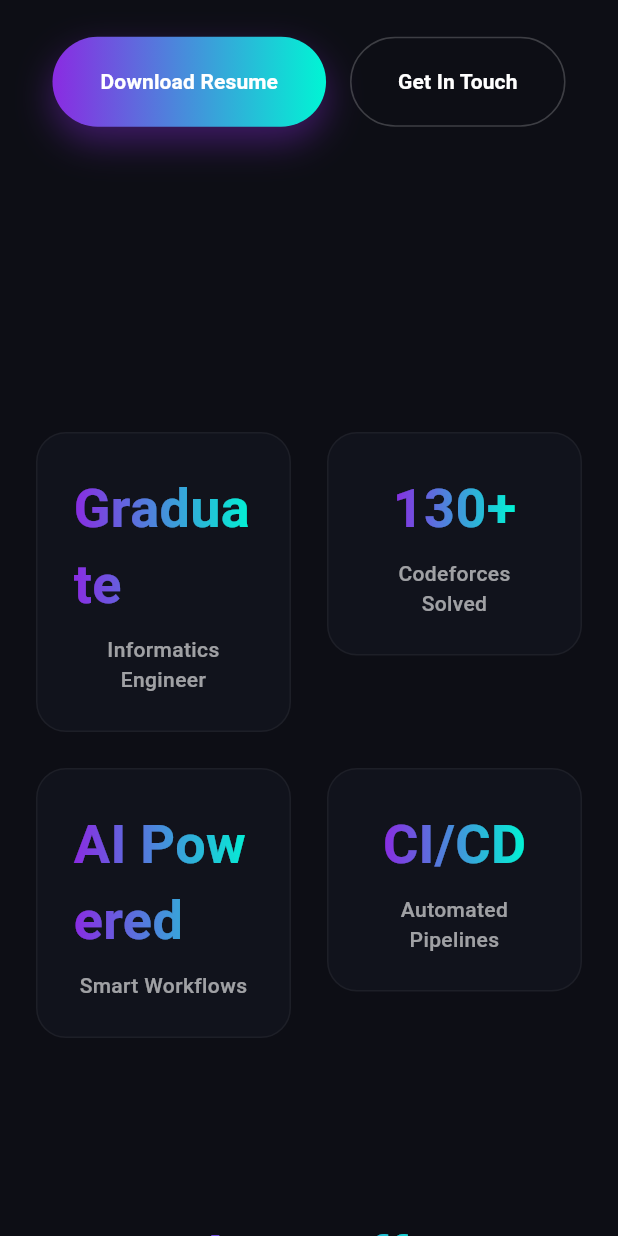
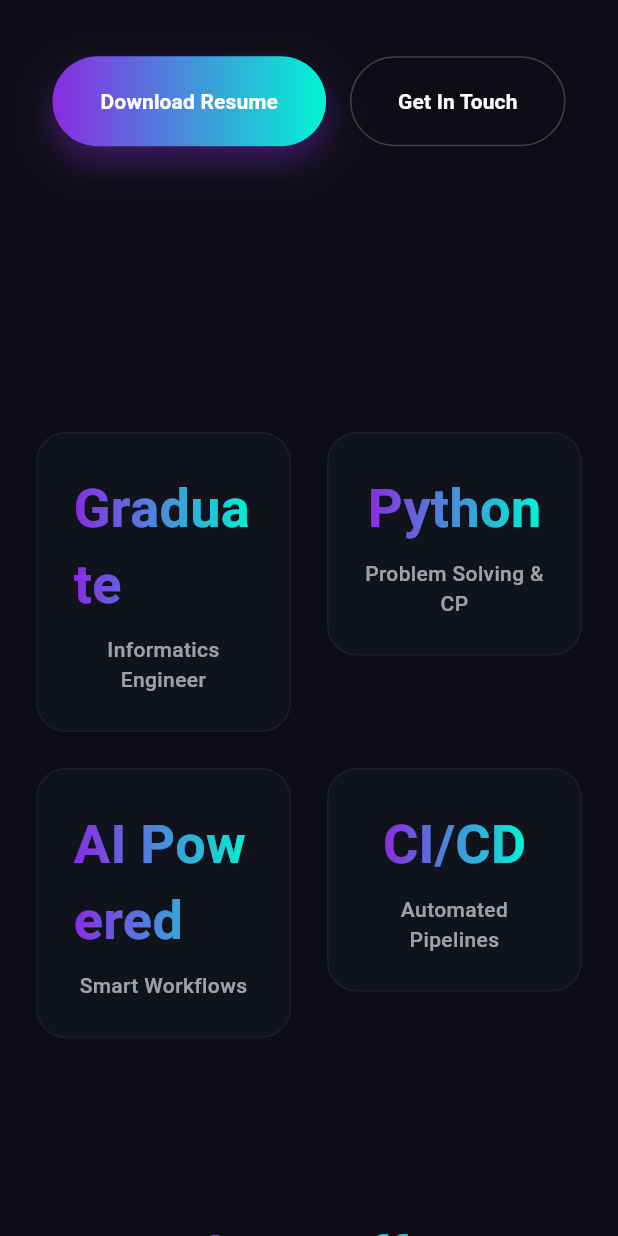
Before and after one commit to rehamsaado/Portfolio, a Flutter app: the screen it shows after launch, scrolled down 576 dp, after a tap on "Get In Touch", on a phone screen of 412 x 824 dp. Run offline on Flutter 3.47's test engine with Material 3 defaults, Android fonts, the phone set to English and light mode, and no system bars.

```diff
--- a/lib/constants/portfolio_constants.dart
+++ b/lib/constants/portfolio_constants.dart
@@ -3,19 +3,19 @@ class PortfolioConstants {
   static const String fullName = 'Reham Alshiekh Saado';
   static const String title = 'Flutter Software Engineer';
   static const String subTitle = 'Flutter Software Engineer';
-  static const String bio = 'Informatics Engineering Graduate specialized in building scalable, high-performance cross-platform mobile applications. Expert in Clean Architecture, BLoC/Cubit, Supabase (RLS & Realtime Streams), and direct AI integration (Gemini AI) backed by robust CI/CD pipelines.';
+  static const String bio = 'Informatics Engineering Graduate specialized in building scalable, high-performance cross-platform mobile applications. Expert in Clean Architecture, BLoC/Cubit, Supabase (RLS & Realtime Streams), and automated AI workflows (n8n & Gemini AI) backed by robust CI/CD pipelines.';
   static const String location = 'Aleppo, Syria';
   static const String email = 'rehamsaado37@gmail.com';
 
   // 2. Social Media & Freelance Links
   static const String githubUrl = 'https://github.com/rehamsaado';
   static const String linkedinUrl = 'https://linkedin.com/in/rehamsaado';
-  static const String resumePdfUrl = 'https://github.com/rehamsaado/portfolio/blob/main/assets/files/rehamsaado_flutter.pdf?raw=true';
+  static const String resumePdfUrl = 'https://raw.githubusercontent.com/rehamsaado/Portfolio/main/assets/files/rehamsaado_flutter.pdf';
 
-  // 3. Quick Statistics
+  // 3. Quick Statistics / Highlights
   static const List<Map<String, String>> stats = [
     {'number': 'Graduate', 'label': 'Informatics Engineer'},
-    {'number': '130+', 'label': 'Codeforces Solved'},
+    {'number': 'Python', 'label': 'Problem Solving & CP'},
     {'number': 'AI Powered', 'label': 'Smart Workflows'},
     {'number': 'CI/CD', 'label': 'Automated Pipelines'},
   ];
@@ -27,10 +27,10 @@ class PortfolioConstants {
     {'name': 'State Management (BLoC / Cubit)', 'level': 95},
     {'name': 'Backend & Realtime (Supabase, PostgreSQL & RLS)', 'level': 90},
     {'name': 'Networking & APIs (Dio, RESTful APIs, JSON)', 'level': 90},
-    {'name': 'Competitive Programming (130+ Python Challenges)', 'level': 60},
+    {'name': 'Problem Solving & Logic (Codeforces / Python)', 'level': 85},
   ];
 
-  // 5. Freelance Professional Services
+  // 5. Freelance Professional Services (ماذا أقدم)
   static const List<Map<String, dynamic>> services = [
     {
       'title': 'Cross-Platform Mobile App Development',
@@ -38,15 +38,14 @@ class PortfolioConstants {
       'icon': 'phone_android',
     },
     {
-      'title': 'AI Feature Integration & Smart Services',
-      'description': 'Integrating dynamic AI capabilities (Gemini AI, Voice Interaction, Speech-to-Text) directly into mobile applications.',
-      'icon': 'smart_toy',
+      'title': 'Backend Integration & Realtime Databases',
+      'description': 'Integrating RESTful APIs via Dio, Supabase real-time streaming, Storage, and Row Level Security (RLS).',
+      'icon': 'storage',
     },
-
     {
-      'title': 'Backend Integration & Realtime Databases',
-      'description': 'Integrating RESTful APIs, Supabase real-time streaming, Storage, and Row Level Security (RLS).',
-      'icon': 'storage',
+      'title': 'CI/CD Pipelines & Automated Workflows',
+      'description': 'Automating build, testing, and deployment processes using GitHub Actions to accelerate delivery and ensure high code quality.',
+      'icon': 'rocket_launch',
     },
   ];
 
@@ -54,10 +53,10 @@ class PortfolioConstants {
   static const List<Map<String, dynamic>> projects = [
     {
       'title': 'Rego - Smart Restaurant Management Ecosystem',
-      'description': 'A dual Flutter application ecosystem (Admin Dashboard & Customer Table App). Powered by Gemini AI for dynamic calorie calculations, and an active AI Voice Waiter querying Supabase via Speech-to-Text.',
+      'description': 'A dual Flutter application ecosystem (Admin Dashboard & Customer Table App). Features automated n8n workflows integrated with Gemini AI for dynamic nutrition scoring and meal analysis.',
       'architecture': 'Clean Architecture (Multi-app Ecosystem) adhering to strict SOLID principles and Repository Pattern.',
-      'stateManagement': 'BLoC / Cubit for synchronizing ordering states, voice commands, and real-time backend updates.',
-      'techUsed': ['Flutter', 'Supabase (RLS)', 'Gemini AI', 'BLoC', 'Clean Architecture'],
+      'stateManagement': 'BLoC / Cubit for synchronizing ordering states and real-time backend updates.',
+      'techUsed': ['Flutter', 'Supabase (RLS)', 'n8n Automation', 'Gemini AI', 'BLoC'],
       'githubLink': 'https://github.com/rehamsaado/rego_smart_restaurant',
       'image': 'assets/images/rego_preview.png',
     },
@@ -87,7 +86,7 @@ class PortfolioConstants {
       'title': 'Bachelor of Informatics Engineering',
       'institution': 'University of Aleppo - Faculty of Informatics Engineering',
       'period': 'Graduated',
-      'details': 'Core Focus: Software Engineering, Data Structures, Problem Solving & Active Competitive Programming (130+ Python problems solved on Codeforces).',
+      'details': 'Core Focus: Software Engineering, Data Structures, Problem Solving & Competitive Programming in Python.',
     },
     {
       'title': 'CI/CD & DevOps Workflow',
--- a/lib/widgets/hero_section.dart
+++ b/lib/widgets/hero_section.dart
@@ -24,19 +24,13 @@ class _HeroSectionState extends State<HeroSection> with SingleTickerProviderStat
     }
   }
 
-  // دالة مخصصة لفتح البريد الإلكتروني فوراً عند الضغط على Get In Touch
-  Future<void> _sendEmail() async {
-    final Uri emailUri = Uri(
-      scheme: 'mailto',
-      path: PortfolioConstants.email,
-      queryParameters: {
-        'subject': 'Inquiry regarding Flutter Development Services',
-      },
-    );
-    if (await canLaunchUrl(emailUri)) {
-      await launchUrl(emailUri);
+  // دالة فتح محادثة WhatsApp مباشرة عند الضغط على Get In Touch
+  Future<void> _contactViaWhatsApp() async {
+    final Uri whatsappUri = Uri.parse('https://wa.me/963952527682');
+    if (await canLaunchUrl(whatsappUri)) {
+      await launchUrl(whatsappUri, mode: LaunchMode.externalApplication);
     } else {
-      debugPrint('Could not launch email client');
+      await launchUrl(whatsappUri);
     }
   }
 
@@ -194,7 +188,7 @@ class _HeroSectionState extends State<HeroSection> with SingleTickerProviderStat
 
   Widget _buildSecondaryButton(BuildContext context) {
     return OutlinedButton(
-      onPressed: _sendEmail,
+      onPressed: _contactViaWhatsApp,
       style: OutlinedButton.styleFrom(
         padding: const EdgeInsets.symmetric(horizontal: 32, vertical: 20),
         side: BorderSide(color: Colors.white.withValues(alpha: 0.2)),
--- a/pubspec.yaml
+++ b/pubspec.yaml
@@ -34,7 +34,7 @@ dependencies:
   # The following adds the Cupertino Icons font to your application.
   # Use with the CupertinoIcons class for iOS style icons.
   cupertino_icons: ^1.0.8
-  url_launcher: ^6.3.1
+  url_launcher: ^6.3.2
 
 dev_dependencies:
   flutter_test:
```
Also changed, not shown: pubspec.lock, 1 other file.
